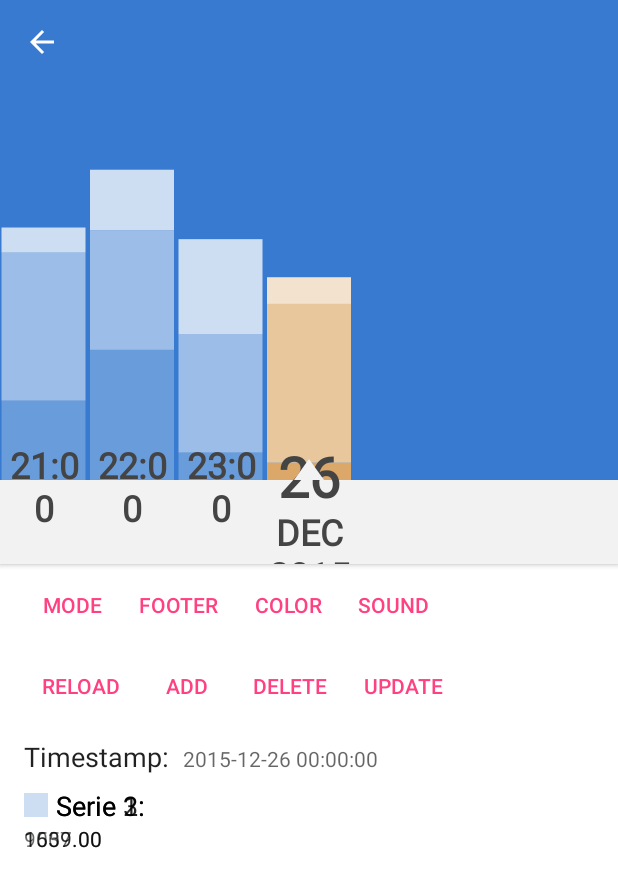
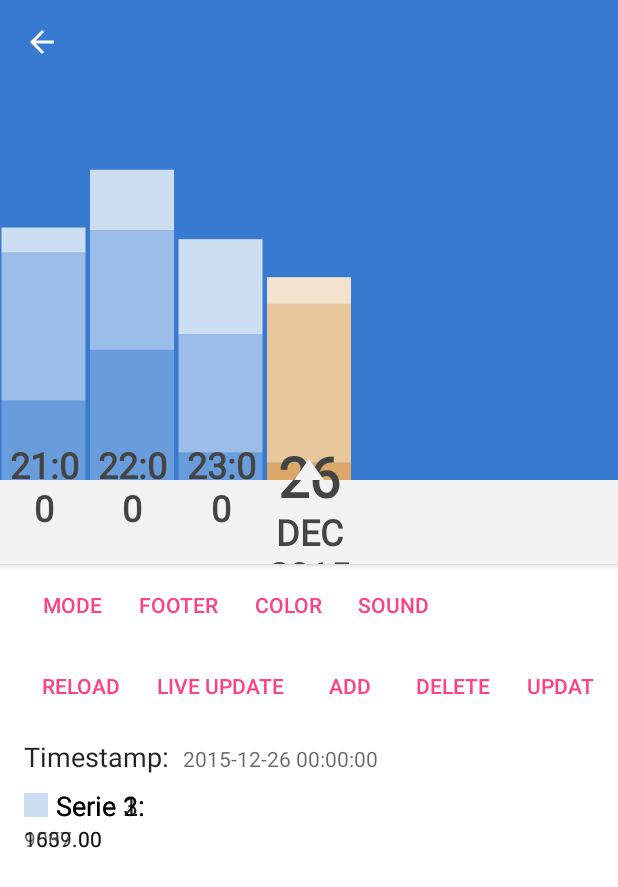
Before and after one commit to jruesga/timeline-chart-view, an Android app: the screen it shows after launch (SampleActivity), on a phone screen of 412 x 824 dp. Shown: the top 887 px of the screen. Run offline under Robolectric (Android 15) with nearby library versions, the phone set to English and light mode, and no system bars; plain views replace FlowLayout.

Commit message:
Live update sample
Signed-off-by: Jorge Ruesga <jorge@ruesga.com>

```diff
--- a/sample/src/main/java/com/ruesga/timelinechart/sample/SampleActivity.java
+++ b/sample/src/main/java/com/ruesga/timelinechart/sample/SampleActivity.java
@@ -17,6 +17,8 @@ package com.ruesga.timelinechart.sample;
 
 import android.graphics.Color;
 import android.os.Bundle;
+import android.os.Handler;
+import android.os.Looper;
 import android.support.v7.app.ActionBar;
 import android.support.v7.app.AppCompatActivity;
 import android.support.v7.widget.Toolbar;
@@ -68,6 +70,18 @@ public class SampleActivity extends AppCompatActivity {
             "GRAPH_MODE_BARS_SIDE_BY_SIDE"};
     private int mMode;
     private int mSound;
+    private boolean mInLiveUpdate;
+
+    private static final int LIVE_UPDATE_INTERVAL = 2;
+    private Handler mHandler;
+    private final Runnable mLiveUpdateTask = new Runnable() {
+        @Override
+        public void run() {
+            mStart.add(Calendar.SECOND, LIVE_UPDATE_INTERVAL);
+            mCursor.add(createItem(mStart.getTimeInMillis()));
+            mHandler.postDelayed(this, LIVE_UPDATE_INTERVAL * 1000);
+        }
+    };
 
     private final View.OnClickListener mClickListener = new View.OnClickListener() {
         @Override
@@ -109,6 +123,17 @@ public class SampleActivity extends AppCompatActivity {
                     mCursor = createRandomData();
                     mGraph.observeData(mCursor);
                     break;
+                case R.id.live_update:
+                    mHandler.removeCallbacks(mLiveUpdateTask);
+                    if (!mInLiveUpdate) {
+                        mHandler.postDelayed(mLiveUpdateTask, LIVE_UPDATE_INTERVAL * 1000);
+                    }
+                    mInLiveUpdate = !mInLiveUpdate;
+                    findViewById(R.id.reload).setEnabled(!mInLiveUpdate);
+                    findViewById(R.id.add).setEnabled(!mInLiveUpdate);
+                    findViewById(R.id.update).setEnabled(!mInLiveUpdate);
+                    findViewById(R.id.delete).setEnabled(!mInLiveUpdate);
+                    break;
                 case R.id.add:
                     mStart.add(Calendar.HOUR_OF_DAY, 1);
                     mCursor.add(createItem(mStart.getTimeInMillis()));
@@ -129,6 +154,8 @@ public class SampleActivity extends AppCompatActivity {
     @Override
     protected void onCreate(Bundle savedInstanceState) {
         super.onCreate(savedInstanceState);
+        mHandler = new Handler(Looper.getMainLooper());
+
         setContentView(R.layout.sample_activity);
 
         mToolbar = (Toolbar) findViewById(R.id.toolbar);
@@ -147,6 +174,8 @@ public class SampleActivity extends AppCompatActivity {
         button = (Button) findViewById(R.id.update);
         button.setOnClickListener(mClickListener);
         button = (Button) findViewById(R.id.reload);
+        button.setOnClickListener(mClickListener);
+        button = (Button) findViewById(R.id.live_update);
         button.setOnClickListener(mClickListener);
         button = (Button) findViewById(R.id.mode);
         button.setOnClickListener(mClickListener);
--- a/sample/src/main/res/layout/sample_activity.xml
+++ b/sample/src/main/res/layout/sample_activity.xml
@@ -124,6 +124,13 @@
                         android:text="@string/reload"/>
 
                     <Button
+                        android:id="@+id/live_update"
+                        android:layout_width="wrap_content"
+                        android:layout_height="wrap_content"
+                        style="?android:attr/buttonBarButtonStyle"
+                        android:text="@string/live_update"/>
+
+                    <Button
                         android:id="@+id/add"
                         android:layout_width="wrap_content"
                         android:layout_height="wrap_content"
--- a/sample/src/main/res/values/strings.xml
+++ b/sample/src/main/res/values/strings.xml
@@ -20,6 +20,7 @@
     <string name="color">Color</string>
     <string name="sound">Sound</string>
     <string name="reload">Reload</string>
+    <string name="live_update">Live Update</string>
     <string name="add">Add</string>
     <string name="delete">Delete</string>
     <string name="update">Update</string>
```
